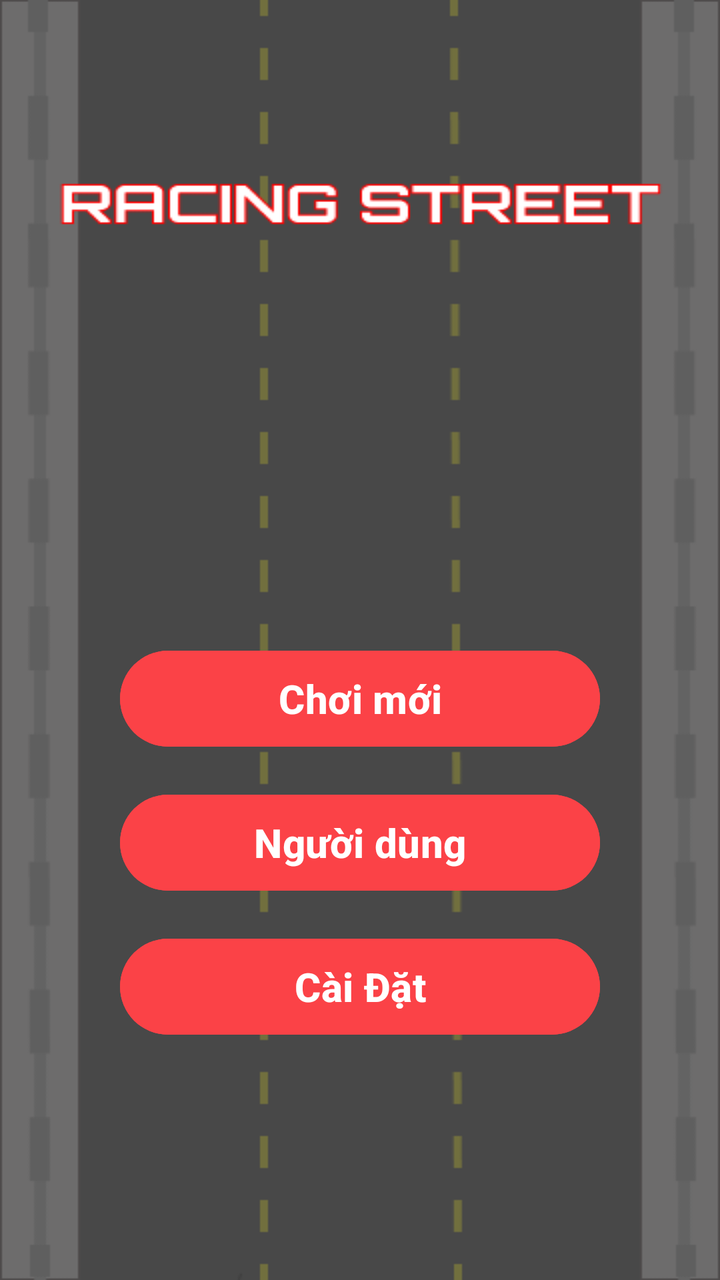
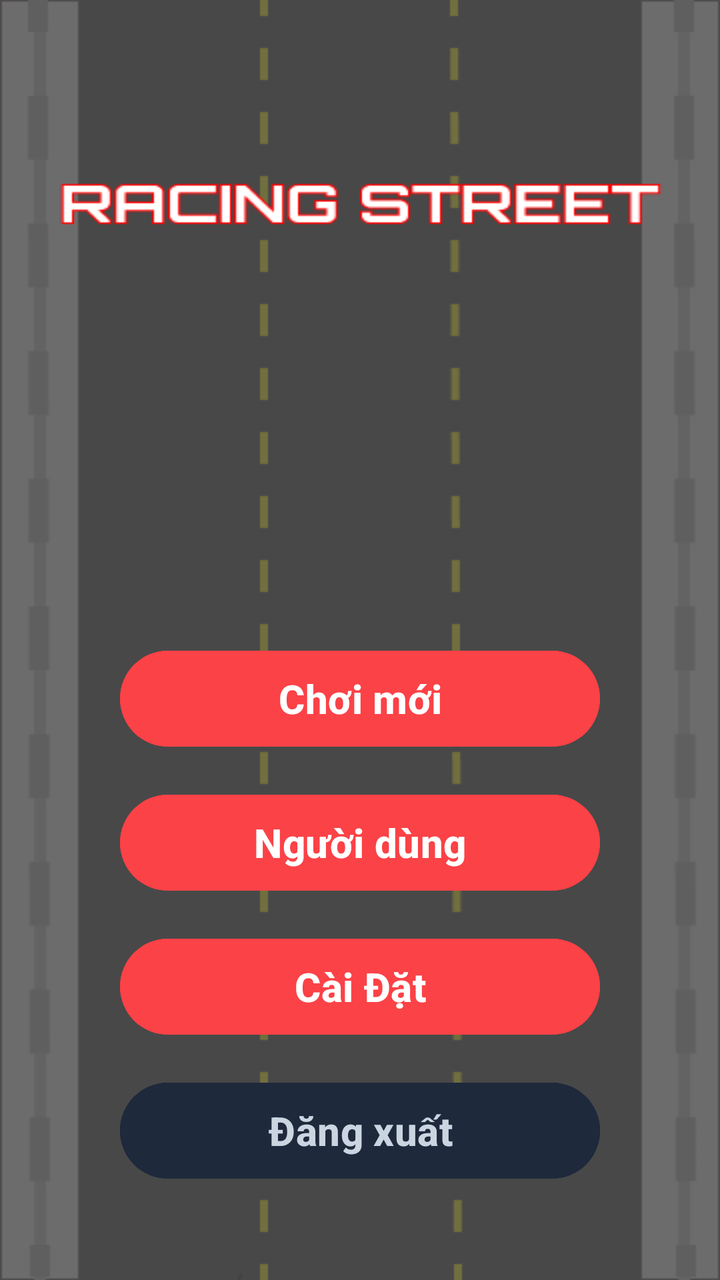

The first picture is an Android layout as it rendered before a commit; the second is the same layout after the commit. The layout source and the unified diff follow.
<!-- AndroidManifest.xml: application theme Theme.Game -->
<!-- res/layout/activity_admin_memu.xml -->
<?xml version="1.0" encoding="utf-8"?>
<androidx.constraintlayout.widget.ConstraintLayout
    xmlns:android="http://schemas.android.com/apk/res/android"
    xmlns:tools="http://schemas.android.com/tools"
    xmlns:app="http://schemas.android.com/apk/res-auto"
    android:id="@+id/main"
    android:layout_width="match_parent"
    android:layout_height="match_parent"
    android:fitsSystemWindows="true"
    android:background="@drawable/loadingscreen"
    tools:context=".admin.adminMemu">

    <Button
        android:id="@+id/btnPlay"
        android:layout_width="240dp"
        android:layout_height="56dp"
        android:text="Chơi mới"
        android:textSize="20sp"
        android:textStyle="bold"
        android:textColor="#FFFFFF"
        android:backgroundTint="#FB4247"
        app:layout_constraintBottom_toBottomOf="parent"
        app:layout_constraintEnd_toEndOf="parent"
        app:layout_constraintStart_toStartOf="parent"
        app:layout_constraintTop_toTopOf="parent"
        app:layout_constraintVertical_bias="0.55" />

    <Button
        android:id="@+id/btnUsersAdmin"
        android:layout_width="240dp"
        android:layout_height="56dp"
        android:layout_marginTop="16dp"
        android:text="Người dùng"
        android:textSize="20sp"
        android:textStyle="bold"
        android:textColor="#FFFFFF"
        android:backgroundTint="#FB4247"
        app:layout_constraintEnd_toEndOf="@+id/btnPlay"
        app:layout_constraintStart_toStartOf="@+id/btnPlay"
        app:layout_constraintTop_toBottomOf="@+id/btnPlay" />

    <Button
        android:id="@+id/btnSetting"
        android:layout_width="240dp"
        android:layout_height="56dp"
        android:layout_marginTop="16dp"
        android:backgroundTint="#FB4247"
        android:text="Cài Đặt"
        android:textColor="#FFFFFF"
        android:textSize="20sp"
        android:textStyle="bold"
        app:layout_constraintEnd_toEndOf="@+id/btnUsersAdmin"
        app:layout_constraintHorizontal_bias="1.0"
        app:layout_constraintStart_toStartOf="@+id/btnUsersAdmin"
        app:layout_constraintTop_toBottomOf="@+id/btnUsersAdmin" />

</androidx.constraintlayout.widget.ConstraintLayout>
<!-- resources referenced by this layout -->
<resources>
  <!-- drawable loadingscreen: png bitmap (drawable, 8203 bytes) -->
  <style name="Theme.Game" parent="Base.Theme.Game" />
  <style name="Base.Theme.Game" parent="Theme.Material3.DayNight.NoActionBar">
          
          
      </style>
</resources>

<!-- the commit's change to res/layout/activity_admin_memu.xml (unified diff, before → after) -->
@@ -11,7 +11,7 @@
     tools:context=".admin.adminMemu">
 
     <Button
-        android:id="@+id/btnPlay"
+        android:id="@+id/btnPlayAdmin"
         android:layout_width="240dp"
         android:layout_height="56dp"
         android:text="Chơi mới"
@@ -35,12 +35,12 @@
         android:textStyle="bold"
         android:textColor="#FFFFFF"
         android:backgroundTint="#FB4247"
-        app:layout_constraintEnd_toEndOf="@+id/btnPlay"
-        app:layout_constraintStart_toStartOf="@+id/btnPlay"
-        app:layout_constraintTop_toBottomOf="@+id/btnPlay" />
+        app:layout_constraintEnd_toEndOf="@+id/btnPlayAdmin"
+        app:layout_constraintStart_toStartOf="@+id/btnPlayAdmin"
+        app:layout_constraintTop_toBottomOf="@+id/btnPlayAdmin" />
 
     <Button
-        android:id="@+id/btnSetting"
+        android:id="@+id/btnSettingAdmin"
         android:layout_width="240dp"
         android:layout_height="56dp"
         android:layout_marginTop="16dp"
@@ -53,5 +53,18 @@
         app:layout_constraintHorizontal_bias="1.0"
         app:layout_constraintStart_toStartOf="@+id/btnUsersAdmin"
         app:layout_constraintTop_toBottomOf="@+id/btnUsersAdmin" />
+    <Button
+        android:id="@+id/btnLogoutAdmin"
+        android:layout_width="240dp"
+        android:layout_height="56dp"
+        android:layout_marginTop="16dp"
+        android:backgroundTint="#1E293B"
+        android:text="Đăng xuất"
+        android:textColor="#CBD5E1"
+        android:textSize="20sp"
+        android:textStyle="bold"
+        app:layout_constraintEnd_toEndOf="@+id/btnSettingAdmin"
+        app:layout_constraintStart_toStartOf="@+id/btnSettingAdmin"
+        app:layout_constraintTop_toBottomOf="@+id/btnSettingAdmin" />
 
 </androidx.constraintlayout.widget.ConstraintLayout>
